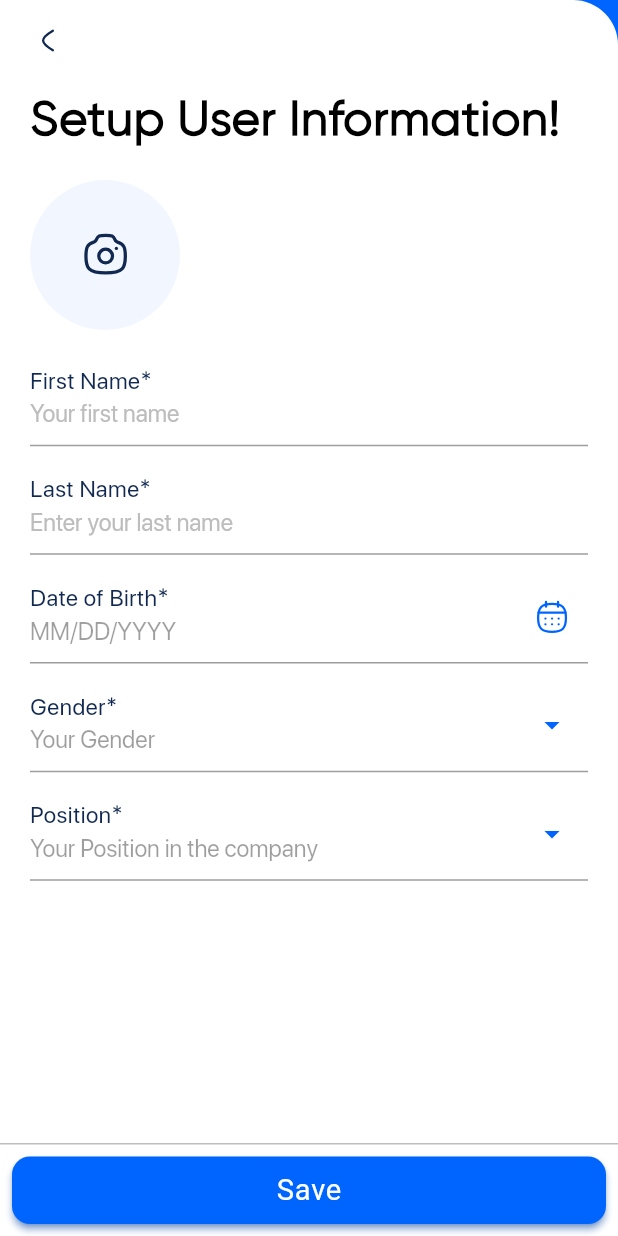
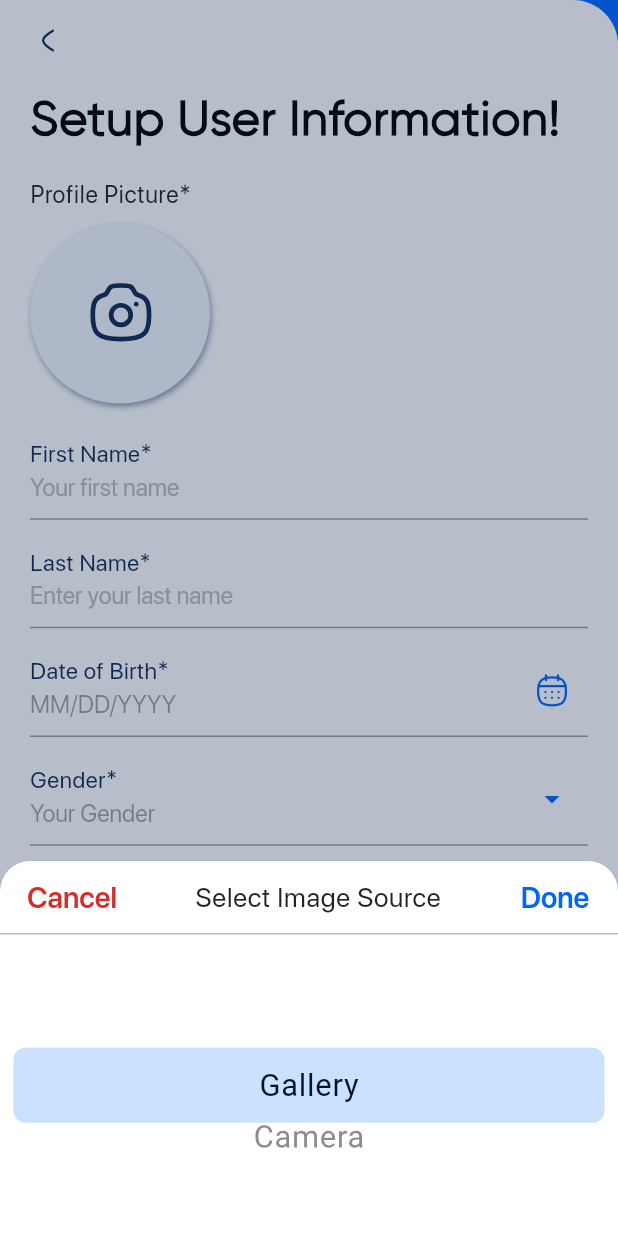
Before and after one commit to edoliantesjr/my_dentalapp, a Flutter app: the screen it shows after launch, after a tap on an icon or button, on a phone screen of 412 x 824 dp. Run offline on Flutter 3.47's test engine with Material 2 defaults, Android fonts, the phone set to English and light mode, and no system bars; our stand-ins replace connectivity_plus, firebase_auth, firebase_core, flutter_screenutil, flutter_svg, get and 5 more; accounts and stored records are empty.

Commit message:
Added Image Selector

```diff
--- a/lib/app/app.locator.dart
+++ b/lib/app/app.locator.dart
@@ -20,6 +20,8 @@ import '../core/service/snack_bar/snack_bar_service.dart';
 import '../core/service/snack_bar/snack_bar_service_impl.dart';
 import '../core/service/validator/validator_service.dart';
 import '../core/service/validator/validator_service_impl.dart';
+import '../core/utility/connectivity_state.dart';
+import '../core/utility/image_selector.dart';
 
 final locator = StackedLocator.instance;
 
@@ -36,4 +38,6 @@ void setupLocator({String? environment, EnvironmentFilter? environmentFilter}) {
       () => FirebaseAuthServiceImpl());
   locator.registerLazySingleton<ValidatorService>(() => ValidatorServiceImpl());
   locator.registerLazySingleton(() => BottomSheetService());
+  locator.registerLazySingleton(() => ConnectivityStateCheck());
+  locator.registerLazySingleton(() => ImageSelector());
 }
--- a/lib/app/app.router.dart
+++ b/lib/app/app.router.dart
@@ -7,8 +7,8 @@
 // ignore_for_file: public_member_api_docs
 
 import 'package:flutter/cupertino.dart';
+import 'package:flutter/material.dart';
 import 'package:stacked/stacked.dart';
-import 'package:stacked/stacked_annotations.dart';
 
 import '../ui/views/get_started/get_started_view.dart';
 import '../ui/views/login/login_view.dart';
--- a/lib/core/utility/image_selector.dart
+++ b/lib/core/utility/image_selector.dart
@@ -3,10 +3,12 @@ import 'package:image_picker/image_picker.dart';
 class ImageSelector {
   final ImagePicker _imagePicker = ImagePicker();
   Future<XFile?> selectImageWithGallery() async {
-    return await _imagePicker.pickImage(source: ImageSource.gallery);
+    return await _imagePicker.pickImage(
+        source: ImageSource.gallery, imageQuality: 50);
   }
 
   Future<XFile?> selectImageWithCamera() async {
-    return await _imagePicker.pickImage(source: ImageSource.camera);
+    return await _imagePicker.pickImage(
+        source: ImageSource.camera, imageQuality: 50);
   }
 }
--- a/lib/ui/views/update_user_info/setup_user_view.dart
+++ b/lib/ui/views/update_user_info/setup_user_view.dart
@@ -1,3 +1,5 @@
+import 'dart:io';
+
 import 'package:dentalapp/constants/styles/palette_color.dart';
 import 'package:dentalapp/constants/styles/text_form_styles.dart';
 import 'package:dentalapp/constants/styles/text_styles.dart';
@@ -67,21 +69,41 @@ class _SetUpUserViewState extends State<SetUpUserView> {
                   crossAxisAlignment: CrossAxisAlignment.start,
                   children: [
                     Header(),
+                    SizedBox(height: 20),
+                    Text(
+                      'Profile Picture*',
+                    ),
+                    SizedBox(height: 10),
                     Container(
-                      height: 100,
-                      width: 100,
-                      margin: EdgeInsets.only(top: 20),
+                      height: 120,
+                      width: 120,
                       decoration: BoxDecoration(
-                          color: Palettes.kcLightGreyAccentColor,
-                          borderRadius: BorderRadius.circular(100)),
+                        color: Palettes.kcLightGreyAccentColor,
+                        shape: BoxShape.circle,
+                        boxShadow: [
+                          BoxShadow(
+                              color: Palettes.kcNeutral3,
+                              blurRadius: 3,
+                              offset: Offset(1, 2))
+                        ],
+                      ),
                       child: IconButton(
-                        onPressed: () {},
-                        icon: SvgPicture.asset(
-                          'assets/icons/Camera.svg',
-                          height: 35,
-                          width: 35,
-                          fit: BoxFit.cover,
-                        ),
+                        padding: EdgeInsets.zero,
+                        onPressed: model.selectImageSource,
+                        icon: model.selectedImage != null
+                            ? CircleAvatar(
+                                radius: 59,
+                                backgroundColor: Palettes.kcLightGreyAccentColor,
+                                backgroundImage: FileImage(
+                                  File(model.selectedImage!.path),
+                                ),
+                              )
+                            : SvgPicture.asset(
+                                'assets/icons/Camera.svg',
+                                height: 50,
+                                width: 50,
+                                fit: BoxFit.cover,
+                              ),
                       ),
                     ),
 
--- a/lib/ui/views/update_user_info/setup_user_viewmodel.dart
+++ b/lib/ui/views/update_user_info/setup_user_viewmodel.dart
@@ -1,45 +1,98 @@
 import 'package:dentalapp/app/app.locator.dart';
+import 'package:dentalapp/app/app.logger.dart';
 import 'package:dentalapp/core/service/bottom_sheet/bottom_sheet_service.dart';
 import 'package:dentalapp/core/service/navigation/navigation_service.dart';
 import 'package:dentalapp/core/service/validator/validator_service.dart';
+import 'package:dentalapp/core/utility/image_selector.dart';
 import 'package:dentalapp/ui/widgets/selection_date/selection_date.dart';
-import 'package:dentalapp/ui/widgets/selection_list/selection_list.dart';
+import 'package:dentalapp/ui/widgets/selection_list/selection_option.dart';
 import 'package:flutter/cupertino.dart';
 import 'package:flutter/material.dart';
+import 'package:image_picker/image_picker.dart';
 import 'package:stacked/stacked.dart';
 
 class SetupUserViewModel extends BaseViewModel {
   final navigationService = locator<NavigationService>();
   final validatorService = locator<ValidatorService>();
   final bottomSheetService = locator<BottomSheetService>();
+  final imageSelectorService = locator<ImageSelector>();
+  final logger = getLogger('SetupUserViewModel');
 
   final setupFormKey = GlobalKey<FormState>();
 
   final List<String> genderOptions = ['Male', 'Female'];
   final List<String> positionOptions = ['Admin/Doctor', 'Staff'];
+  final List<String> imageSourceOptions = ['Gallery', 'Camera'];
+  XFile? selectedImage;
+
+  String? tempGender;
 
   Future<void> setGenderValue(
       TextEditingController textEditingController) async {
-    textEditingController.text =
-        await bottomSheetService.openBottomSheet(SelectionList(
-      options: genderOptions,
-    ));
+    String selectedGender =
+        await bottomSheetService.openBottomSheet(SelectionOption(
+              options: genderOptions,
+              title: 'Select your gender',
+            )) ??
+            '';
+    tempGender = selectedGender != '' ? selectedGender : tempGender ?? '';
+    selectedGender = tempGender!;
+    textEditingController.text = selectedGender;
     notifyListeners();
   }
 
+  String? tempPosition;
+
   Future<void> setPositionValue(
       TextEditingController textEditingController) async {
-    textEditingController.text =
-        await bottomSheetService.openBottomSheet(SelectionList(
-      options: positionOptions,
-    ));
+    String selectedPosition =
+        await bottomSheetService.openBottomSheet(SelectionOption(
+              options: positionOptions,
+              title: 'Select your position',
+            )) ??
+            '';
+    tempPosition =
+        selectedPosition != '' ? selectedPosition : tempPosition ?? '';
+    selectedPosition = tempPosition!;
+    textEditingController.text = selectedPosition;
     notifyListeners();
   }
 
+  String? tempBirthDate;
+
   Future<void> setBirthDateValue(
       TextEditingController textEditingController) async {
-    textEditingController.text =
-        await bottomSheetService.openBottomSheet(SelectionDate());
+    String selectedBirthDate =
+        await bottomSheetService.openBottomSheet(SelectionDate()) ?? '';
+    tempBirthDate =
+        selectedBirthDate != '' ? selectedBirthDate : tempBirthDate ?? '';
+    selectedBirthDate = tempBirthDate!;
+    textEditingController.text = selectedBirthDate;
     notifyListeners();
   }
+
+  Future<void> selectImageSource() async {
+    dynamic tempImage;
+    var selectedImageSource =
+        await bottomSheetService.openBottomSheet(SelectionOption(
+      options: imageSourceOptions,
+      title: 'Select Image Source',
+    ));
+
+    //Condition to select Image Source
+    if (selectedImageSource == imageSourceOptions[0]) {
+      tempImage = await imageSelectorService.selectImageWithGallery();
+    } else if (selectedImageSource == imageSourceOptions[1]) {
+      tempImage = await imageSelectorService.selectImageWithCamera();
+    }
+
+    if (tempImage != null) {
+      selectedImage = tempImage;
+
+      setBusy(false);
+      logger.i('image selected');
+    }
+    imageCache!.clear();
+    logger.i('image cache cleared');
+  }
 }
--- a/lib/ui/widgets/selection_list/selection_list.dart
+++ b/lib/ui/widgets/selection_list/selection_option.dart
@@ -1,25 +1,27 @@
 import 'package:dentalapp/constants/styles/palette_color.dart';
 import 'package:dentalapp/constants/styles/text_styles.dart';
-import 'package:dentalapp/ui/widgets/selection_list/selection_list_view_model.dart';
+import 'package:dentalapp/ui/widgets/selection_list/selection_option_view_model.dart';
 import 'package:flutter/cupertino.dart';
 import 'package:flutter/material.dart';
 import 'package:get/get.dart';
 import 'package:stacked/stacked.dart';
 
-class SelectionList extends StatelessWidget {
+class SelectionOption extends StatelessWidget {
   final List<String> options;
-
-  const SelectionList({Key? key, required this.options}) : super(key: key);
+  final String? title;
+  const SelectionOption({Key? key, required this.options, this.title})
+      : super(key: key);
 
   @override
   Widget build(BuildContext context) {
-    return ViewModelBuilder<SelectionListViewModel>.reactive(
-        viewModelBuilder: () => SelectionListViewModel(),
+    return ViewModelBuilder<SelectionOptionViewModel>.reactive(
+        viewModelBuilder: () => SelectionOptionViewModel(),
         builder: (context, model, child) => ConstrainedBox(
               constraints: BoxConstraints(maxHeight: 250),
               child: Column(
                 children: [
                   Container(
+                    padding: EdgeInsets.symmetric(horizontal: 10),
                     decoration: BoxDecoration(
                         border: Border(
                             bottom: BorderSide(color: Palettes.kcHintColor))),
@@ -32,6 +34,10 @@ class SelectionList extends StatelessWidget {
                             'Cancel',
                             style: TextStyles.tsButton1(color: Colors.red[700]),
                           ),
+                        ),
+                        Text(
+                          title ?? '',
+                          style: TextStyle(fontSize: 18),
                         ),
                         TextButton(
                           onPressed: () => model.setReturnOption(options),
--- a/lib/ui/widgets/selection_list/selection_list_view_model.dart
+++ b/lib/ui/widgets/selection_list/selection_option_view_model.dart
@@ -3,7 +3,7 @@ import 'package:dentalapp/core/service/navigation/navigation_service.dart';
 import 'package:flutter/cupertino.dart';
 import 'package:stacked/stacked.dart';
 
-class SelectionListViewModel extends BaseViewModel {
+class SelectionOptionViewModel extends BaseViewModel {
   final navigationService = locator<NavigationService>();
 
   String? selectedOption;
```
